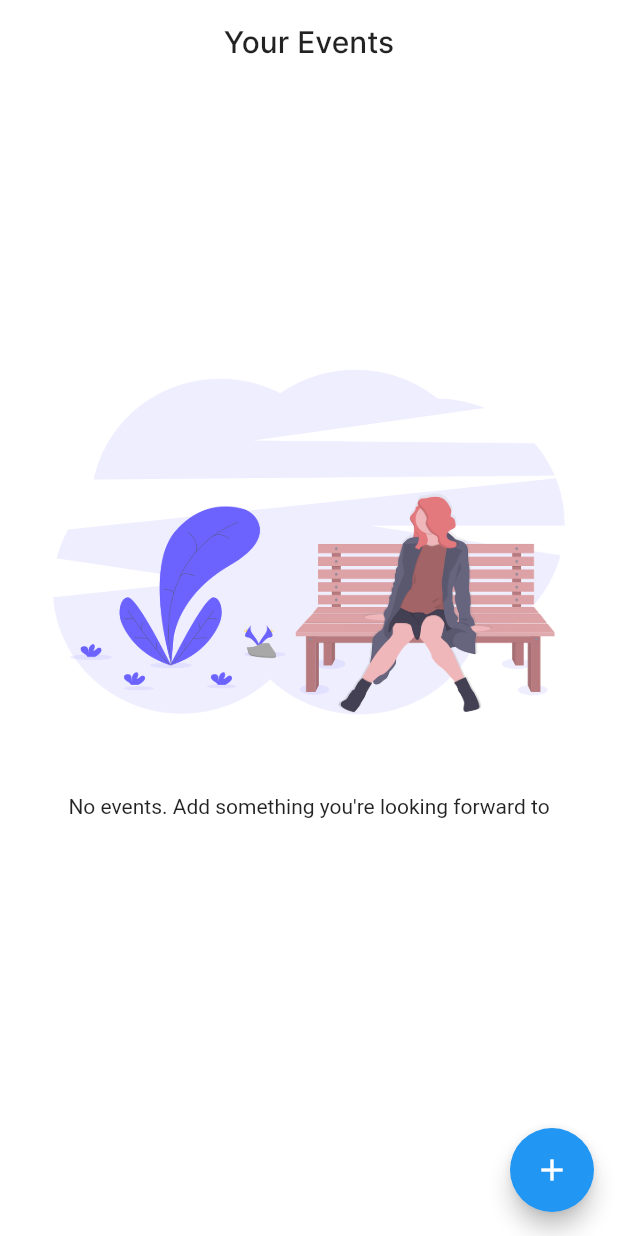
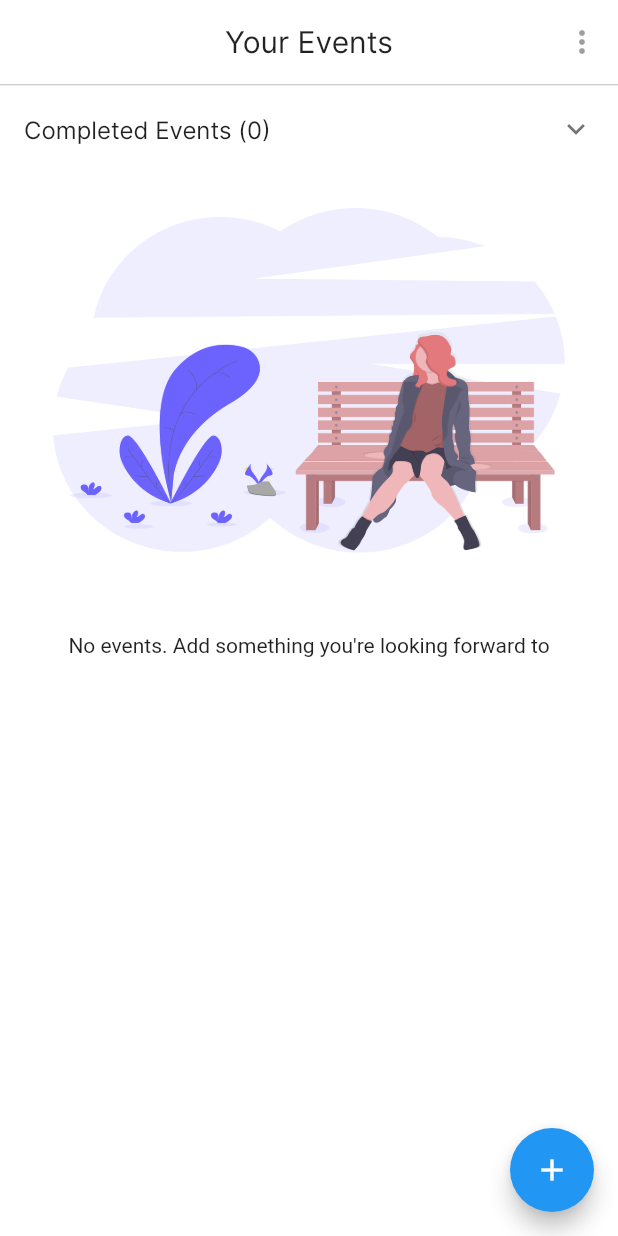
Before and after one commit to richardrobinson0924/Hourglass, a Flutter app: the screen it shows after launch, on a phone screen of 412 x 824 dp. Run offline on Flutter 3.47's test engine with Material 2 defaults, Android fonts, the phone set to English and light mode, and no system bars; our stand-ins replace confetti, datetime_picker_formfield, shared_preferences; missing offline and left inert: aeyrium_sensor, flutter_statusbarcolor, morpheus; network calls fail.

Commit message:
added expansiontile

```diff
--- a/lib/add_event.dart
+++ b/lib/add_event.dart
@@ -106,7 +106,7 @@ class _AddEventPageState extends State<AddEventPage> {
         assert (this._eventTime != null);
 
         var event = Event(title: this._eventName, end: this._eventTime);
-        model.events.add(event);
+        model.addEvent(event);
 
         Navigator.pop(context);
       }
--- /dev/null
+++ b/lib/app_bar_divider.dart
@@ -0,0 +1,13 @@
+import 'package:flutter/cupertino.dart';
+import 'package:flutter/material.dart';
+
+class AppBarDivider extends Divider implements PreferredSizeWidget {
+  AppBarDivider({Key key, double height = 1.0, double indent = 0.0, Color color = Colors.white})
+      : assert(height >= 0.0),
+        super(key: key, height: height, indent: indent, color: color) {
+    preferredSize = Size(double.infinity, height);
+  }
+
+  @override
+  Size preferredSize;
+}
--- a/lib/main.dart
+++ b/lib/main.dart
@@ -1,7 +1,9 @@
 import 'dart:async';
 import 'dart:convert';
+import 'dart:math';
 
 import 'package:countdown/add_event.dart';
+import 'package:countdown/app_bar_divider.dart';
 import 'package:countdown/event_page.dart';
 import 'package:flutter/cupertino.dart';
 import 'package:flutter/material.dart';
@@ -74,7 +76,7 @@ class _MyHomePageState extends State<MyHomePage> {
     super.dispose();
   }
 
-  Widget emptyScreen() => Container(
+  Widget get emptyScreen => Container(
     alignment: Alignment.center,
     child: Column(
       crossAxisAlignment: CrossAxisAlignment.center,
@@ -92,15 +94,9 @@ class _MyHomePageState extends State<MyHomePage> {
     ),
   );
 
-  Widget loadingView() => Container();
+  Widget get loadingView => Container();
 
-  Widget eventsList() => ListView.builder(
-    itemCount: _model.events.length,
-    itemBuilder: (context, index) {
-      final event = _model.events[index];
-      final key = GlobalKey();
-
-      return Dismissible(
+  Dismissible makeRow({@required Key key, @required Event event}) => Dismissible(
     direction: DismissDirection.endToStart,
     background: Container(
         color: Colors.red,
@@ -121,7 +117,7 @@ class _MyHomePageState extends State<MyHomePage> {
           FlatButton(
             child: Text('Delete', style: TextStyle(color: Colors.red)),
             onPressed: () {
-                  setState(() => _model.events.remove(event));
+              setState(() => _model.removeEvent(event));
               Navigator.of(context).pop();
             },
           )
@@ -130,7 +126,7 @@ class _MyHomePageState extends State<MyHomePage> {
     ),
     child: ListTile(
       title: Text(event.title),
-          subtitle: Text(event.timeRemaining.toString()),
+      subtitle: Text(event.isOver ? 'Event Completed' : event.timeRemaining.toString()),
       onTap: () => Navigator.push(
         context,
         MorpheusPageRoute(
@@ -140,26 +136,65 @@ class _MyHomePageState extends State<MyHomePage> {
       ),
     ),
   );
+
+  bool shouldShowDivider = true;
+
+  Widget get eventsList {
+    final completedEvents = _model.events
+        .where((event) => event.isOver)
+        .map((event) => makeRow(key: GlobalKey(), event: event))
+        .toList();
+
+    final nonCompletedEvents = _model.events
+        .where((event) => !event.isOver)
+        .map((event) => makeRow(key: GlobalKey(), event: event))
+        .toList();
+
+    final expansionTile = ExpansionTile(
+      onExpansionChanged: (isExpanded) => setState(() => shouldShowDivider = !isExpanded),
+      initiallyExpanded: false,
+      title: Text(
+        'Completed Events (${completedEvents.length})',
+        style: TextStyle(
+            color: Theme.of(context).textTheme.body1.color,
+            fontFamily: 'Inter-Regular'
+        ),
+      ),
+      children: completedEvents,
+    );
+
+    return ListView(children: nonCompletedEvents.isEmpty
+      ? [expansionTile, emptyScreen]
+      : [expansionTile, shouldShowDivider ? Divider(height: 1) : Container(), ...nonCompletedEvents]
+    );
   }
-  );
 
   @override
   Widget build(BuildContext context) {
+    bool isDark = Theme.of(context).brightness == Brightness.dark;
+
     return Scaffold(
-      backgroundColor: Theme.of(context).backgroundColor,
+      backgroundColor: isDark ? Color(0xFF121212) : Colors.white,
       appBar: AppBar(
         elevation: 0.0,
-        backgroundColor: Theme.of(context).backgroundColor,
+        backgroundColor: isDark ? Color(0xFF121212) : Colors.white,
         centerTitle: true,
+        bottom: shouldShowDivider ? AppBarDivider(color: (isDark ? Colors.white : Colors.black).withOpacity(0.25)) : null,
         title: Text(
           'Your Events',
           style: TextStyle(
-            fontFamily: 'Inter-Medium',
+              fontFamily: 'Inter-Regular',
               color: Theme.of(context).textTheme.body1.color
           ),
         ),
+        actions: <Widget>[
+          IconButton(
+              icon: Icon(Icons.more_vert),
+              onPressed: null
+          )
+        ],
       ),
-      body: isLoading ? loadingView() : (_model.events.isEmpty ? emptyScreen() : eventsList()),
+      body: isLoading ? loadingView : eventsList,
       floatingActionButton: FloatingActionButton(
         onPressed: () => Navigator.push(
             context,
--- a/lib/model.dart
+++ b/lib/model.dart
@@ -1,26 +1,35 @@
-import 'dart:collection';
-import 'dart:convert';
 
 import 'package:countdown/sync_list.dart';
 import 'package:flutter/cupertino.dart';
 import 'package:shared_preferences/shared_preferences.dart';
 
 class Model {
-  SyncList<Event> events;
+  SyncList<Event> _events;
 
   Model();
 
   Future<Null> initialize() async {
-    assert (events == null);
+    assert (_events == null);
     var prefs = await SharedPreferences.getInstance();
 
-    this.events = SyncList(
+    this._events = SyncList(
       prefsIdentifier: '__',
       prefs: prefs,
       decoder: (json) => Event.fromJson(json)
     );
+
+    assert (_events != null);
   }
 
+  Iterable<Event> get events => _events;
+
+  int get numberOfEvents => _events.length;
+
+  Event eventAt(int index) => _events[index];
+
+  void addEvent(Event e) => _events.add(e);
+
+  void removeEvent(Event e) => _events.remove(e);
 }
 
 /// Global access singleton
```
Also changed, not shown: lib/sync_list.dart (+17 -11 lines). Lines whose indentation alone changed are shown as unchanged.
